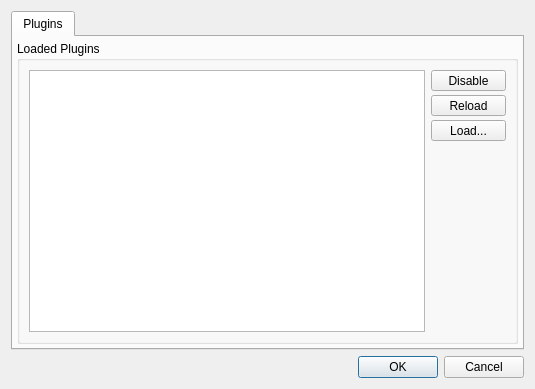
Old version of the form ui/PluginManager.ui in the repository mfessenden/SceneGraph.
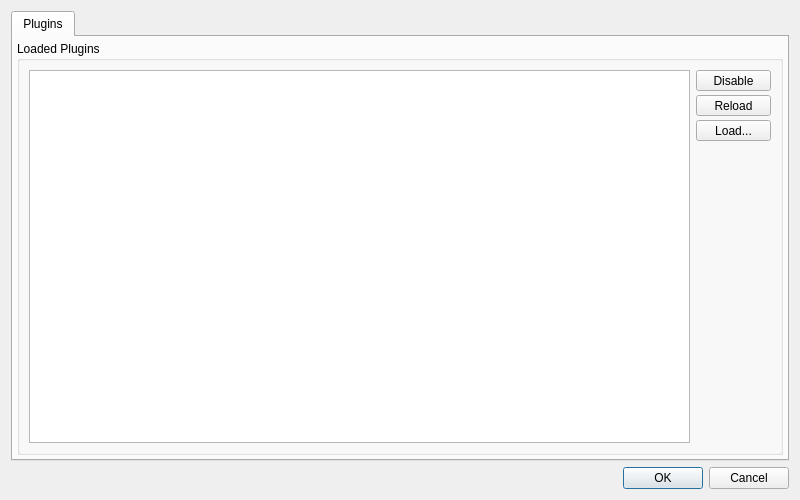
New version of the form.

Patch:
```diff
--- a/ui/PluginManager.ui
+++ b/ui/PluginManager.ui
@@ -6,8 +6,8 @@
    <rect>
     <x>0</x>
     <y>0</y>
-    <width>535</width>
-    <height>389</height>
+    <width>800</width>
+    <height>500</height>
    </rect>
   </property>
   <property name="windowTitle">
```
Left out of the diff: 2 changed lines with no effect on the pictures.
